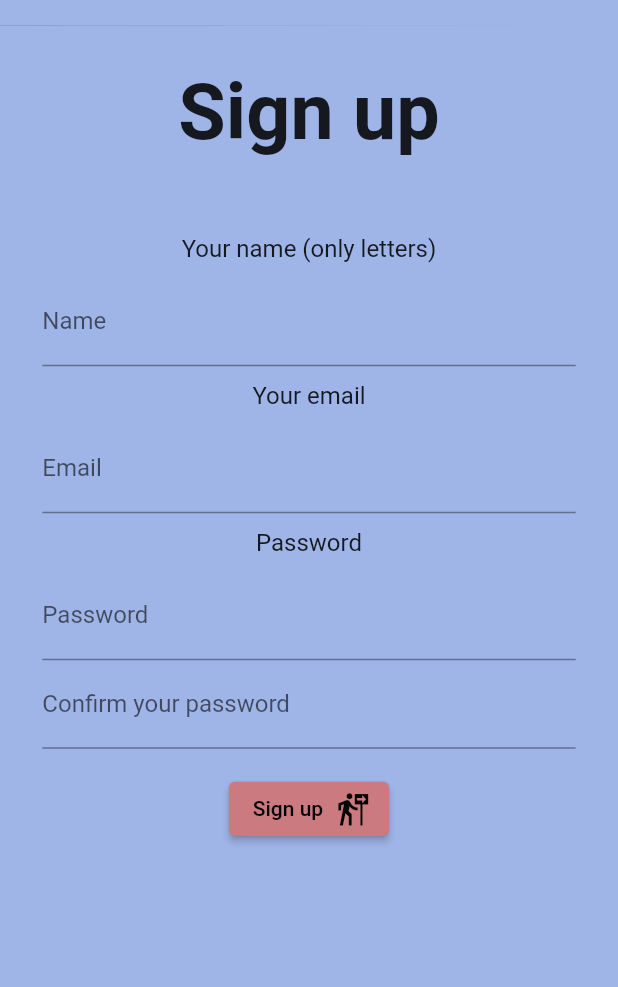
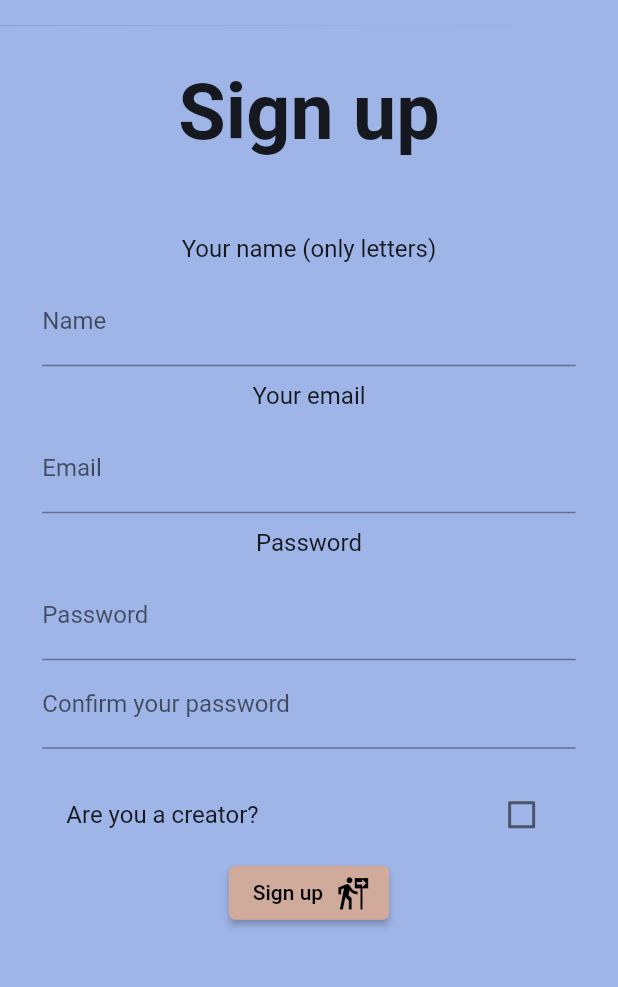
Before and after one commit to valeriiaradzivilo/cook_helper, a Flutter app: the SignUpScreen screen opened by its route, on a phone screen of 412 x 824 dp, the part 59-1046 px from its top. Run offline on Flutter 3.47's test engine with Material 2 defaults, Android fonts, the phone set to English and light mode, and no system bars; our stand-ins replace cloud_firestore, file_picker, firebase_auth, firebase_core, firebase_storage, flutter_rating_bar and 2 more; accounts and stored records are empty; network calls fail.

Commit message:
Worked with sign up screen. NEW FEATURE Creator

```diff
--- a/lib/authentication/sign_up_screen.dart
+++ b/lib/authentication/sign_up_screen.dart
@@ -1,3 +1,4 @@
+import 'package:cook_helper/additional_classes/color_palette.dart';
 import 'package:cook_helper/authentication/user.dart';
 import 'package:cook_helper/screens/main_page_screen.dart';
 import 'package:cook_helper/widgets/form_field.dart';
@@ -16,33 +17,32 @@ class SignUpScreen extends StatefulWidget {
 }
 
 class _SignUpScreenState extends State<SignUpScreen> {
-  Color backColor = const Color(0xFF9FB4E7);
   final emailController = TextEditingController();
   final nameController = TextEditingController();
   final passwordController = TextEditingController();
   final confirmPasswordController = TextEditingController();
+  final creatorController = TextEditingController();
   final _formKey = GlobalKey<FormState>();
   String error_message = '';
   final AuthService _auth = AuthService();
   late var currentUser;
+  ColorPalette colorPalette = ColorPalette();
+  bool isCheckedCreator = false;
   @override
   Widget build(BuildContext context) {
-    if(ModalRoute.of(context)!.settings.arguments!=null)
-    {
+    if (ModalRoute.of(context)!.settings.arguments != null) {
       setState(() {
         currentUser = ModalRoute.of(context)!.settings.arguments as User_Fire;
       });
-
-    }
-    else{
+    } else {
       setState(() {
-        currentUser=null;
+        currentUser = null;
       });
     }
     return Scaffold(
-      backgroundColor: backColor,
+      backgroundColor: colorPalette.lightBlue,
       appBar: AppBar(
-        backgroundColor: backColor,
+        backgroundColor: colorPalette.lightBlue,
         elevation: 0.2,
         centerTitle: true,
         title: const Text("CookBook Helper"),
@@ -103,23 +103,51 @@ class _SignUpScreenState extends State<SignUpScreen> {
                         textAlign: TextAlign.center,
                       ),
                       const SizedBox(),
+                      CheckboxListTile(
+                        title: const Text("Are you a creator?"),
+                        checkColor: colorPalette.lightWhite,
+                        activeColor: colorPalette.bordo,
+                        value: isCheckedCreator,
+                        onChanged: (bool? value) {
+                          setState(() {
+                            isCheckedCreator = value!;
+                          });
+                        },
+                      ),
+                      isCheckedCreator?Column(
+                        children: [
+                          const DescriptionText(
+                              text: "If you are a creator fill in creator's code"),
+                          FormFieldWidget(
+                            controller: creatorController,
+                            labelTextForm: "Creator's code",
+                            type: "password",
+                          ),
+                        ],
+                      ):const SizedBox(),
+
+                      const SizedBox(),
                       Directionality(
                         textDirection: TextDirection.rtl,
                         child: ElevatedButton.icon(
                           onPressed: () async {
                             if (_formKey.currentState?.validate() == true) {
-                                  if(passwordController.text==confirmPasswordController.text) {
+                              if (passwordController.text ==
+                                  confirmPasswordController.text) {
                                 dynamic result =
                                     await _auth.registerWithEmailAndPassword(
                                         emailController.text,
-                                        passwordController.text, nameController.text);
+                                        passwordController.text,
+                                        nameController.text,
+                                        creatorController.text.isNotEmpty?creatorController.text:null);
                                 if (result == null) {
                                   setState(() {
                                     error_message =
                                         "Could not sign with these credentials \nTry checking spelling";
                                   });
                                 } else {
-                                  Navigator.pushNamed(context, MainPage.routeName,
+                                  Navigator.pushNamed(
+                                      context, MainPage.routeName,
                                       arguments: result);
                                 }
                               }
@@ -130,7 +158,7 @@ class _SignUpScreenState extends State<SignUpScreen> {
                           icon: const Icon(Icons.follow_the_signs_sharp),
                           label: const Text("Sign up"),
                           style: ElevatedButton.styleFrom(
-                                backgroundColor: const Color(0xFFCB7A80),
+                            backgroundColor: colorPalette.lightOrange,
                           ),
                         ),
                       ),
--- a/lib/authentication/user.dart
+++ b/lib/authentication/user.dart
@@ -7,9 +7,10 @@ class User_Fire
   final String uid;
   final String? username;
   final List<dynamic>? favouritesId;
+  final bool isCreator;
   CollectionReference usersRef = FirebaseFirestore.instance.collection('users');
 
-  User_Fire( {required this.username, required this.uid, required this.favouritesId});
+  User_Fire({required this.username, required this.uid, required this.favouritesId, required this.isCreator,});
 
   static String generateRandomId() {
     var r = Random();
@@ -32,8 +33,15 @@ class User_Fire
     await usersRef.doc(id).set({
       'name': username,
       'userUID':uid,
-      'favouritesId': []
+      'favouritesId': [],
+      'isCreator': isCreator,
     });
+  }
+
+  @override
+  String toString()
+  {
+    return "Name: $username UID: $uid Favourites length: ${favouritesId!=null?favouritesId?.length:0}";
   }
 
 
--- a/lib/screens/open_recipe_screen.dart
+++ b/lib/screens/open_recipe_screen.dart
@@ -4,9 +4,6 @@ import 'package:cook_helper/widgets/text_widgets/main_text_widget.dart';
 import 'package:flutter/cupertino.dart';
 import 'package:flutter/material.dart';
 import 'package:flutter_rating_bar/flutter_rating_bar.dart';
-import 'package:sizer/sizer.dart';
-
-import '../widgets/text_widgets/SmallText.dart';
 
 class OpenRecipeScreen extends StatefulWidget {
   const OpenRecipeScreen({Key? key}) : super(key: key);
@@ -16,8 +13,7 @@ class OpenRecipeScreen extends StatefulWidget {
 }
 
 class _OpenRecipeScreenState extends State<OpenRecipeScreen> {
-  double _userRating = 3;
-  IconData? _selectedIcon;
+
   @override
   Widget build(BuildContext context) {
     final currentRecipe = ModalRoute.of(context)!.settings.arguments as Recipe;
--- a/lib/widgets/text_widgets/decription_text.dart
+++ b/lib/widgets/text_widgets/decription_text.dart
@@ -1,4 +1,5 @@
 import 'package:flutter/cupertino.dart';
+import 'package:sizer/sizer.dart';
 
 class DescriptionText extends StatelessWidget {
   const DescriptionText({Key? key, required this.text}) : super(key: key);
@@ -10,7 +11,7 @@ class DescriptionText extends StatelessWidget {
         padding: const EdgeInsets.all(10.0),
         child: Text(
           text,
-          style: TextStyle(
+          style: const TextStyle(
             fontSize: 16,
           ),
         ),
```
Also changed, not shown: lib/authentication/auth.dart (+31 -4 lines), lib/recipes_work/getRecipes.dart (+22 -5 lines), lib/screens/main_page_screen.dart (+15 -12 lines), lib/screens/user_screen.dart (+51 -32 lines), lib/widgets/favourite_search_recipe.dart (added, +87 -0 lines), lib/widgets/small_recipe.dart (+11 -10 lines). Lines whose indentation alone changed are shown as unchanged.
